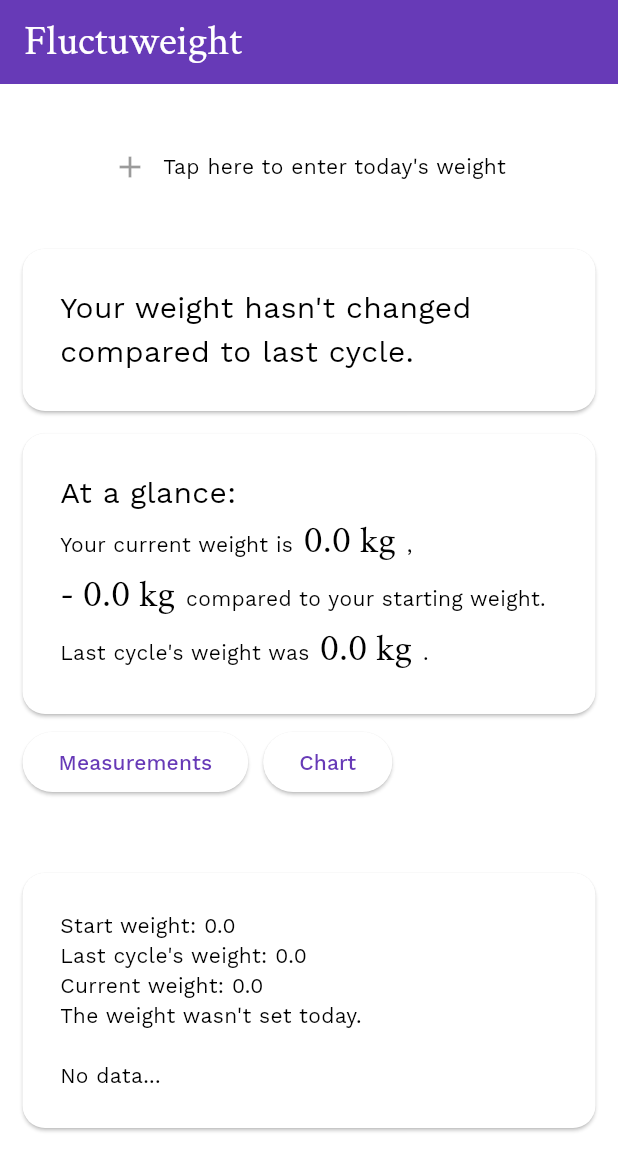
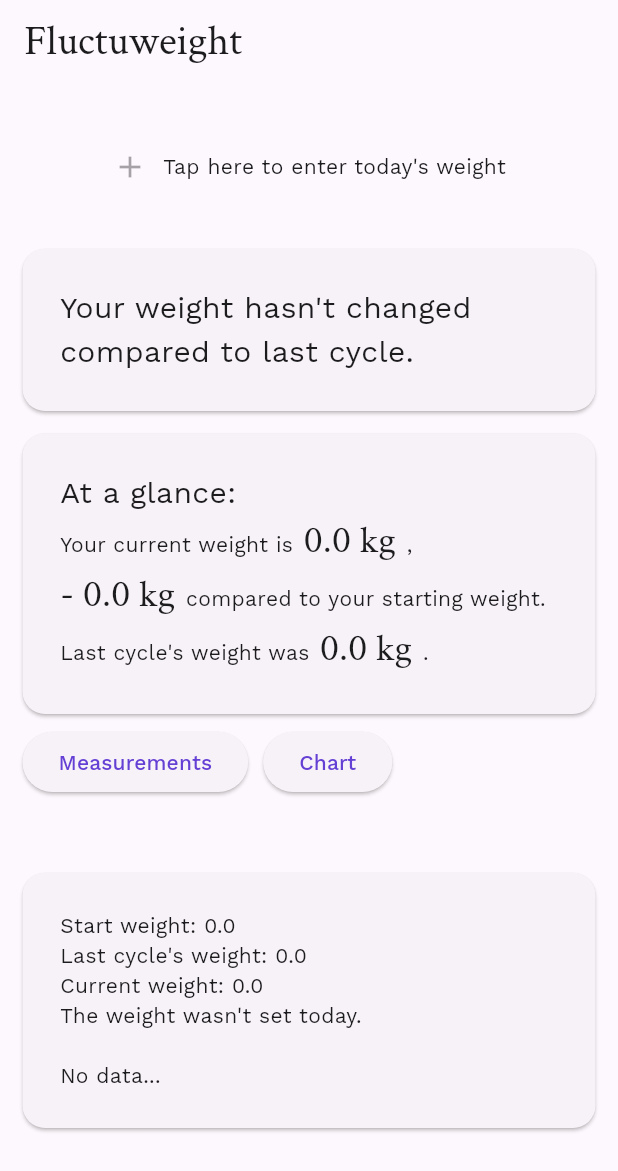
Before and after one commit to JupiterPi/cyclone, a Flutter app: the screen it shows after launch, on a phone screen of 412 x 824 dp. Shown: the top 1171 px of the screen. Run offline on Flutter 3.47's test engine with Material 2 defaults, Android fonts, the phone set to English and light mode, and no system bars; our stand-ins replace get_it, go_router, google_fonts, sqflite; missing offline and left inert: charts_painter, emojis; accounts and stored records are empty.

Commit message:
(unfinished) testing out theming

```diff
--- /dev/null
+++ b/lib/theme/color_schemes.dart
@@ -0,0 +1,107 @@
+import 'package:flutter/material.dart';
+
+const lightColorScheme = ColorScheme(
+  brightness: Brightness.light,
+  primary: Color(0xFF6540D5),
+  onPrimary: Color(0xFFFFFFFF),
+  primaryContainer: Color(0xFFE7DEFF),
+  onPrimaryContainer: Color(0xFF1F0060),
+  primaryFixed: Color(0xFFE7DEFF),
+  onPrimaryFixed: Color(0xFF1F0060),
+  primaryFixedDim: Color(0xFFCCBDFF),
+  onPrimaryFixedVariant: Color(0xFF4D20BD),
+  secondary: Color(0xFF006495),
+  onSecondary: Color(0xFFFFFFFF),
+  secondaryContainer: Color(0xFFCBE6FF),
+  onSecondaryContainer: Color(0xFF001E30),
+  secondaryFixed: Color(0xFFCBE6FF),
+  onSecondaryFixed: Color(0xFF001E30),
+  secondaryFixedDim: Color(0xFF8FCDFF),
+  onSecondaryFixedVariant: Color(0xFF004B71),
+  tertiary: Color(0xFF8C4482),
+  onTertiary: Color(0xFFFFFFFF),
+  tertiaryContainer: Color(0xFFFFD7F3),
+  onTertiaryContainer: Color(0xFF390036),
+  tertiaryFixed: Color(0xFFFFD7F3),
+  onTertiaryFixed: Color(0xFF390036),
+  tertiaryFixedDim: Color(0xFFFFABEE),
+  onTertiaryFixedVariant: Color(0xFF702B68),
+  error: Color(0xFFBA1A1A),
+  errorContainer: Color(0xFFFFDAD6),
+  onError: Color(0xFFFFFFFF),
+  onErrorContainer: Color(0xFF410002),
+  background: Color(0xFFFFFBFF),
+  onBackground: Color(0xFF1C1B1E),
+  outline: Color(0xFF79757F),
+  onInverseSurface: Color(0xFFF4EFF4),
+  inverseSurface: Color(0xFF313033),
+  inversePrimary: Color(0xFFCCBDFF),
+  shadow: Color(0xFF000000),
+  surfaceTint: Color(0xFF6540D5),
+  outlineVariant: Color(0xFFCAC4CF),
+  scrim: Color(0xFF000000),
+  surface: Color(0xFFFDF8FD),
+  onSurface: Color(0xFF1C1B1E),
+  surfaceVariant: Color(0xFFE6E0EC),
+  onSurfaceVariant: Color(0xFF48454E),
+  surfaceContainerHighest: Color(0xFFE6E1E6),
+  surfaceContainerHigh: Color(0xFFECE7EB),
+  surfaceContainer: Color(0xFFF1ECF1),
+  surfaceContainerLow: Color(0xFFF7F2F7),
+  surfaceContainerLowest: Color(0xFFFFFFFF),
+  surfaceDim: Color(0xFFDDD9DD),
+  surfaceBright: Color(0xFFFDF8FD),
+);
+
+const darkColorScheme = ColorScheme(
+  brightness: Brightness.dark,
+  primary: Color(0xFFCCBDFF),
+  onPrimary: Color(0xFF350097),
+  primaryContainer: Color(0xFF4D20BD),
+  onPrimaryContainer: Color(0xFFE7DEFF),
+  primaryFixed: Color(0xFFE7DEFF),
+  onPrimaryFixed: Color(0xFF1F0060),
+  primaryFixedDim: Color(0xFFCCBDFF),
+  onPrimaryFixedVariant: Color(0xFF4D20BD),
+  secondary: Color(0xFF8FCDFF),
+  onSecondary: Color(0xFF003450),
+  secondaryContainer: Color(0xFF004B71),
+  onSecondaryContainer: Color(0xFFCBE6FF),
+  secondaryFixed: Color(0xFFCBE6FF),
+  onSecondaryFixed: Color(0xFF001E30),
+  secondaryFixedDim: Color(0xFF8FCDFF),
+  onSecondaryFixedVariant: Color(0xFF004B71),
+  tertiary: Color(0xFFFFABEE),
+  onTertiary: Color(0xFF561250),
+  tertiaryContainer: Color(0xFF702B68),
+  onTertiaryContainer: Color(0xFFFFD7F3),
+  tertiaryFixed: Color(0xFFFFD7F3),
+  onTertiaryFixed: Color(0xFF390036),
+  tertiaryFixedDim: Color(0xFFFFABEE),
+  onTertiaryFixedVariant: Color(0xFF702B68),
+  error: Color(0xFFFFB4AB),
+  errorContainer: Color(0xFF93000A),
+  onError: Color(0xFF690005),
+  onErrorContainer: Color(0xFFFFDAD6),
+  background: Color(0xFF1C1B1E),
+  onBackground: Color(0xFFE6E1E6),
+  outline: Color(0xFF938F99),
+  onInverseSurface: Color(0xFF1C1B1E),
+  inverseSurface: Color(0xFFE6E1E6),
+  inversePrimary: Color(0xFF6540D5),
+  shadow: Color(0xFF000000),
+  surfaceTint: Color(0xFFCCBDFF),
+  outlineVariant: Color(0xFF48454E),
+  scrim: Color(0xFF000000),
+  surface: Color(0xFF141316),
+  onSurface: Color(0xFFC9C5CA),
+  surfaceVariant: Color(0xFF48454E),
+  onSurfaceVariant: Color(0xFFCAC4CF),
+  surfaceContainerHighest: Color(0xFF363438),
+  surfaceContainerHigh: Color(0xFF2B292D),
+  surfaceContainer: Color(0xFF201F23),
+  surfaceContainerLow: Color(0xFF1C1B1E),
+  surfaceContainerLowest: Color(0xFF0F0E11),
+  surfaceDim: Color(0xFF141316),
+  surfaceBright: Color(0xFF3A383C),
+);
--- a/lib/ui/chart.dart
+++ b/lib/ui/chart.dart
@@ -1,7 +1,6 @@
 import 'package:charts_painter/chart.dart';
 import 'package:cyclone/data/weights.dart';
 import 'package:cyclone/main.dart';
-import 'package:cyclone/ui/cyclone_ui.dart';
 import 'package:cyclone/util.dart';
 import 'package:flutter/material.dart';
 import 'package:go_router/go_router.dart';
@@ -105,8 +104,7 @@ class ChartCard extends StatelessWidget {
 
     return Column(
       children: [
-        CycloneCard(
-          child: Chart(
+        Chart(
           state: ChartState(
             data: chartData,
             itemOptions: BubbleItemOptions(maxBarWidth: 0),
@@ -139,7 +137,6 @@ class ChartCard extends StatelessWidget {
           ),
           height: 200,
           width: 500,
-          ),
         ),
         const SizedBox(height: 5),
         Row(
--- a/lib/ui/ui-main.dart
+++ b/lib/ui/ui-main.dart
@@ -4,6 +4,8 @@ import 'package:cyclone/ui/measurements_list.dart';
 import 'package:flutter/material.dart';
 import 'package:go_router/go_router.dart';
 import 'package:google_fonts/google_fonts.dart';
+
+import '../theme/color_schemes.dart';
 
 class CycloneApp extends StatelessWidget {
   const CycloneApp({super.key});
@@ -14,13 +16,19 @@ class CycloneApp extends StatelessWidget {
       title: 'Cyclone',
       theme: ThemeData(
         useMaterial3: true,
-        colorScheme: ColorScheme.fromSwatch(primarySwatch: Colors.deepPurple, brightness: Brightness.light),
-        appBarTheme: const AppBarTheme(
-          foregroundColor: Colors.white,
-          backgroundColor: Colors.deepPurple,
-        ),
+        colorScheme: lightColorScheme,
         fontFamily: GoogleFonts.workSans().fontFamily,
       ),
+      darkTheme: ThemeData(
+        useMaterial3: true,
+        colorScheme: darkColorScheme,
+        fontFamily: GoogleFonts.workSans().fontFamily,
+      ),
+      /*darkTheme: ThemeData(
+        useMaterial3: true,
+        colorScheme: darkColorScheme,
+        fontFamily: GoogleFonts.workSans().fontFamily,
+      ),*/
       routerConfig: _router,
     );
   }
```
Lines whose indentation alone changed are shown as unchanged.
